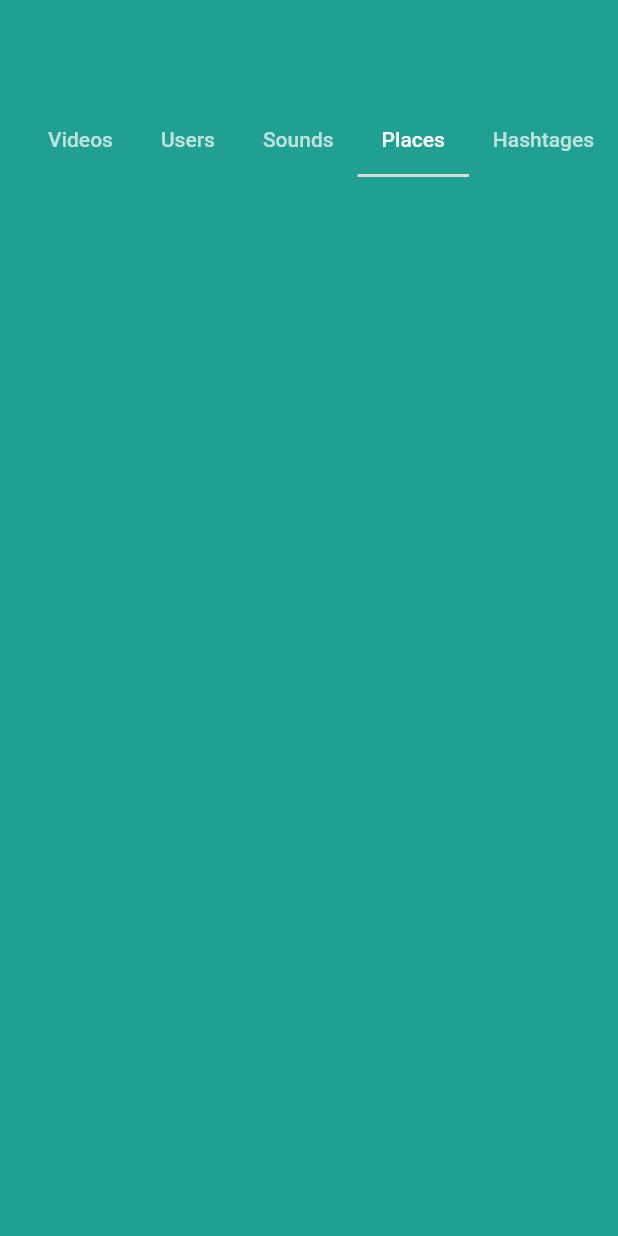
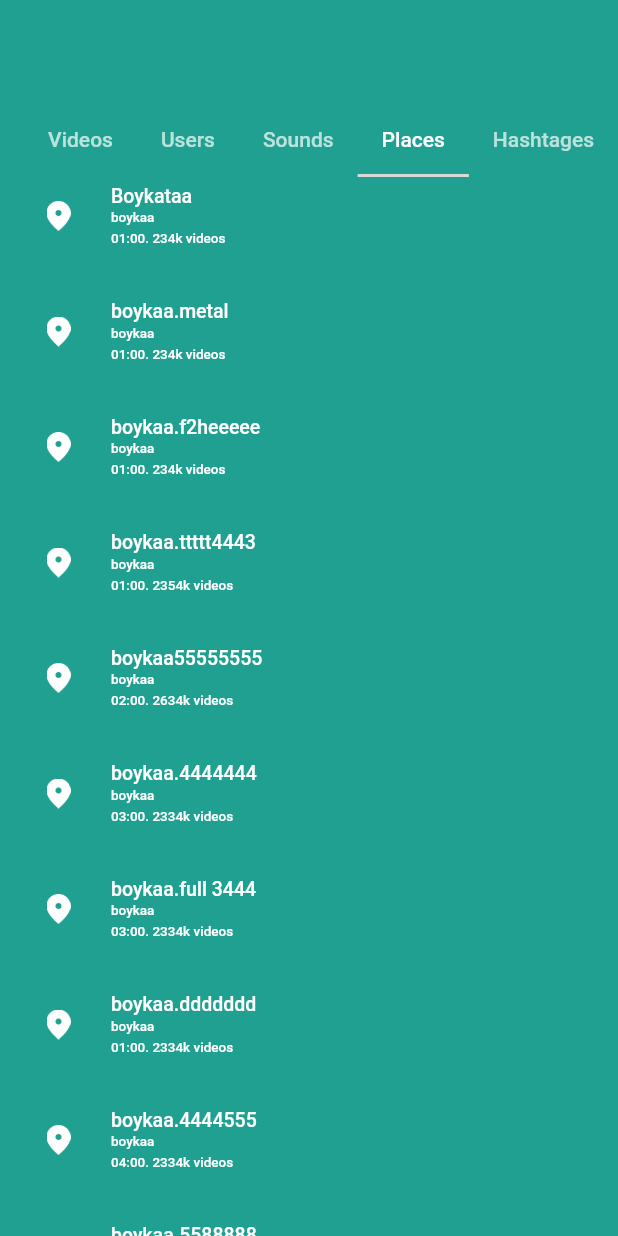
Before and after one commit to mohammedirshadpm/ChatApp, a Flutter app: the Screen29 screen opened directly, tab 5 chosen, on a phone screen of 412 x 824 dp. Run offline on Flutter 3.47's test engine with Material 2 defaults, Android fonts, the phone set to English and light mode, and no system bars.

Commit message:
Screen29b2

```diff
--- a/lib/Screen29.dart
+++ b/lib/Screen29.dart
@@ -91,7 +91,55 @@ List<String> text3 = [
   "03:00. 23354k videos",
   "02:00. 23234k videos",
 ];
+List<String> text4 = [
+  "Boykataa",
+  "boykaa.metal",
+  "boykaa.f2heeeee",
+  "boykaa.ttttt4443",
+  "boykaa55555555",
+  "boykaa.4444444",
+  "boykaa.full 3444",
+  "boykaa.ddddddd",
+  "boykaa.4444555",
+  "boykaa.5588888",
+  "Boykaa4444444",
+];
+List<String> text5 = [
+  "01:00. 234k videos",
+  "01:00. 234k videos",
+  "01:00. 234k videos",
+  "01:00. 2354k videos",
+  "02:00. 2634k videos",
+  "03:00. 2334k videos",
+  "03:00. 2334k videos",
+  "01:00. 2334k videos",
+  "04:00. 2334k videos",
+  "03:00. 23354k videos",
+  "02:00. 23234k videos",
+];
+List<String> text6 = [
+  "boykaafilm",
+  "boyka full farm",
+  "boyka44afilm",
+  "boykaaf44m",
+  "full movie",
+  "boykaafilm",
+  "boykaafilm",
+  "boykaafilm",
+  "boykaafilm",
+  "boykaafilm",
+  "boykaafilm",
+  "boykaafilm",
+  "boykaafilm",
+  "boykaafilm",
+  "boykaafilm",
+  "boykaafilm",
+  "boykaafilm",
+  "boykaafilm",
 
+
+
+];
 class _Screen29State extends State<Screen29> {
   @override
   Widget build(BuildContext context) {
@@ -789,7 +837,7 @@ class _Screen29State extends State<Screen29> {
                       crossAxisAlignment: CrossAxisAlignment.start,
                       children: [
                         SizedBox(
-                          height: 46,
+                          height: 8,
                         ),
                         Padding(
                           padding: const EdgeInsets.only(left: 19),
@@ -857,7 +905,7 @@ class _Screen29State extends State<Screen29> {
                         crossAxisAlignment: CrossAxisAlignment.start,
                         children: [
                           SizedBox(
-                            height: 45,
+                            height: 5,
                           ),
                           Padding(
                             padding: const EdgeInsets.only(left: 12),
@@ -917,17 +965,105 @@ class _Screen29State extends State<Screen29> {
                   }),
 
               //page5
+
               ListView.builder(
                   itemCount: 11,
                   itemBuilder: (ctx, index) {
                     return Container(
                       child: Column(
-                        children: [],
+                        crossAxisAlignment: CrossAxisAlignment.start,
+                        children: [
+                          SizedBox(
+                            height: 5,
+                          ),
+                          Padding(
+                            padding: const EdgeInsets.only(left: 31),
+                            child: Row(
+                              children: [
+                                Image.asset(
+                                  "assets/48b1.png",
+                                  width: 16,
+                                  height: 20,
+                                ),
+                                Padding(
+                                  padding: const EdgeInsets.only(left: 27),
+                                  child: Column(
+                                    crossAxisAlignment:
+                                        CrossAxisAlignment.start,
+                                    children: [
+                                      Text(text4[index],
+                                          style: TextStyle(
+                                              fontSize: 13,
+                                              fontWeight: FontWeight.w500,
+                                              color: Colors.white)),
+                                      SizedBox(
+                                        height: 2,
+                                      ),
+                                      Text("boykaa",
+                                          style: TextStyle(
+                                              fontSize: 9,
+                                              fontWeight: FontWeight.w500,
+                                              color: Colors.white)),
+                                      SizedBox(
+                                        height: 3,
+                                      ),
+                                      Text(text5[index],
+                                          style: TextStyle(
+                                              fontSize: 9,
+                                              fontWeight: FontWeight.w500,
+                                              color: Colors.white))
+                                    ],
+                                  ),
+                                )
+                              ],
+                            ),
+                          ),
+                          SizedBox(
+                            height: 30,
+                          ),
+                        ],
                       ),
                     );
                   }),
 
-              Container(),
+              //page6
+              ListView.builder(
+                  itemCount: 18,
+                  itemBuilder: (ctx, index) {
+                    return Container(
+                      child: Column(crossAxisAlignment: CrossAxisAlignment.start,
+                        children: [
+                          Padding(
+                            padding: const EdgeInsets.only(left: 31),
+                            child: Row(
+                              children: [
+                                SizedBox(
+                                  height: 36,
+                                ),
+                                Text("#",
+                                    style: TextStyle(
+                                      fontSize: 13,
+                                      fontWeight: FontWeight.w500,
+                                      color: Colors.white
+                                    )),
+                                Padding(
+                                  padding: const EdgeInsets.only(left: 15),
+                                  child: Text(
+                                      text6[index],
+                                      style: TextStyle(
+                                        fontSize: 13,
+                                        fontWeight: FontWeight.w500,
+                                        color: Colors.white
+                                      )
+                                  ),
+                                )
+                              ],
+                            ),
+                          )
+                        ],
+                      ),
+                    );
+                  })
             ])));
   }
 }
```
Also changed, not shown: assets/48b1.png (added), pubspec.lock.
